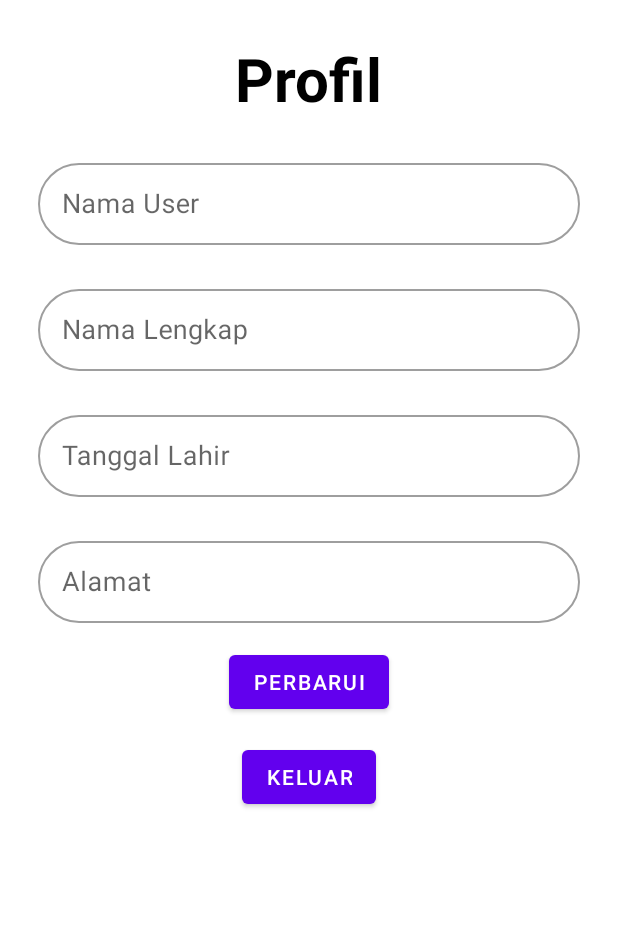
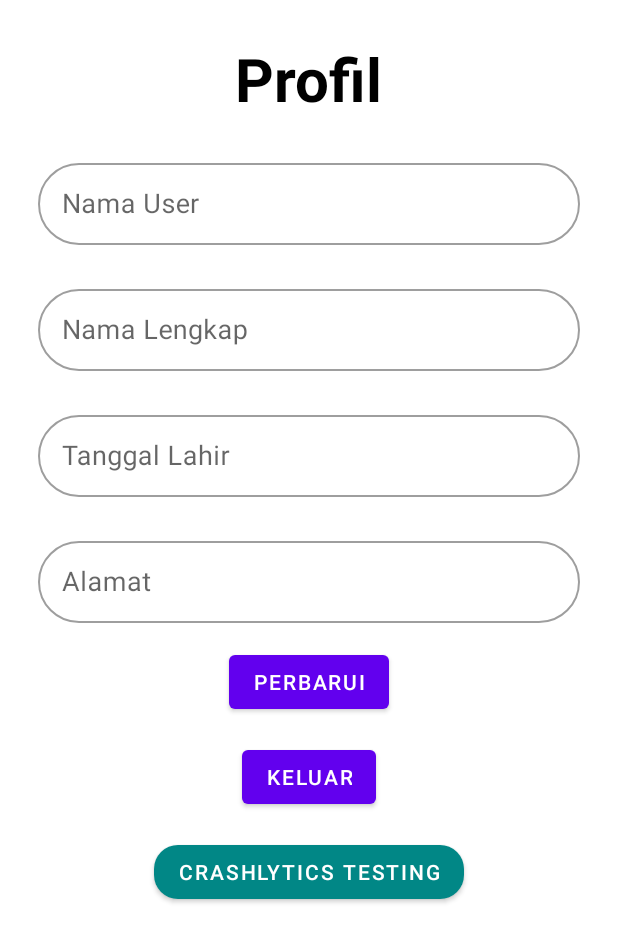
Before and after one commit to Nabifr/ChallengeChapter7, an Android app: the ProfileFragment screen opened through its navigation route, on a phone screen of 412 x 824 dp. Shown: the top 942 px of the screen. Run offline under Robolectric (Android 15) with nearby library versions, the phone set to English and light mode, and no system bars; our stand-ins replace Firebase (no records; nobody signed in at launch, a user with empty details on screens opened directly).

Commit message:
Crashlytics

```diff
--- a/app/build.gradle
+++ b/app/build.gradle
@@ -2,6 +2,8 @@ plugins {
     id 'com.android.application'
     id 'org.jetbrains.kotlin.android'
     id 'com.google.gms.google-services'
+    // Add the Crashlytics Gradle plugin
+    id 'com.google.firebase.crashlytics'
 }
 
 android {
@@ -63,4 +65,8 @@ dependencies {
 
     //load gambar online
     implementation 'com.github.bumptech.glide:glide:4.12.0'
+
+    //crashlytics
+    implementation 'com.google.firebase:firebase-crashlytics-ktx'
+    implementation 'com.google.firebase:firebase-analytics-ktx'
 }
--- a/app/src/main/java/com/android/challengechapter5/fragment/ProfileFragment.kt
+++ b/app/src/main/java/com/android/challengechapter5/fragment/ProfileFragment.kt
@@ -60,6 +60,8 @@ class ProfileFragment : Fragment() {
             Toast.makeText(context, "Update Berhasil", Toast.LENGTH_SHORT).show()
             findNavController().navigate(R.id.action_profileFragment_to_homeFragment)
         }
+        binding.btnCrashlytics.setOnClickListener {
+            throw RuntimeException("Test Crash")
 
         binding.btnLogout.setOnClickListener {
             firebaseAuth = FirebaseAuth.getInstance()
@@ -74,3 +76,4 @@ class ProfileFragment : Fragment() {
         }
     }
 }
+}
--- a/app/src/main/java/com/android/challengechapter5/network/RestfulApi.kt
+++ b/app/src/main/java/com/android/challengechapter5/network/RestfulApi.kt
@@ -1,7 +1,6 @@
 package com.android.challengechapter5.network
 
 import com.android.challengechapter5.model.UpcomingMovieIngfoh
-import com.android.challengechapter5.model.UpcomingMovieItem
 import retrofit2.Call
 import retrofit2.http.GET
 
--- a/app/src/main/res/layout/fragment_profile.xml
+++ b/app/src/main/res/layout/fragment_profile.xml
@@ -116,5 +116,16 @@
         android:layout_height="wrap_content"/>
 
 
+    <com.google.android.material.button.MaterialButton
+        android:layout_marginTop="15dp"
+        android:id="@+id/btnCrashlytics"
+        android:layout_width="wrap_content"
+        android:layout_height="wrap_content"
+        android:text="Crashlytics Testing"
+        android:textColor="@color/white"
+        app:backgroundTint="@color/teal_700"
+        app:cornerRadius="16dp">
+    </com.google.android.material.button.MaterialButton>
+
 
 </LinearLayout>
--- a/build.gradle
+++ b/build.gradle
@@ -7,6 +7,8 @@ buildscript {
     dependencies {
         classpath("androidx.navigation:navigation-safe-args-gradle-plugin:2.5.1")
         classpath 'com.google.gms:google-services:4.3.15'
+        // Add the dependency for the Crashlytics Gradle plugin
+        classpath 'com.google.firebase:firebase-crashlytics-gradle:2.9.5'
     }
 }
 plugins {
```
